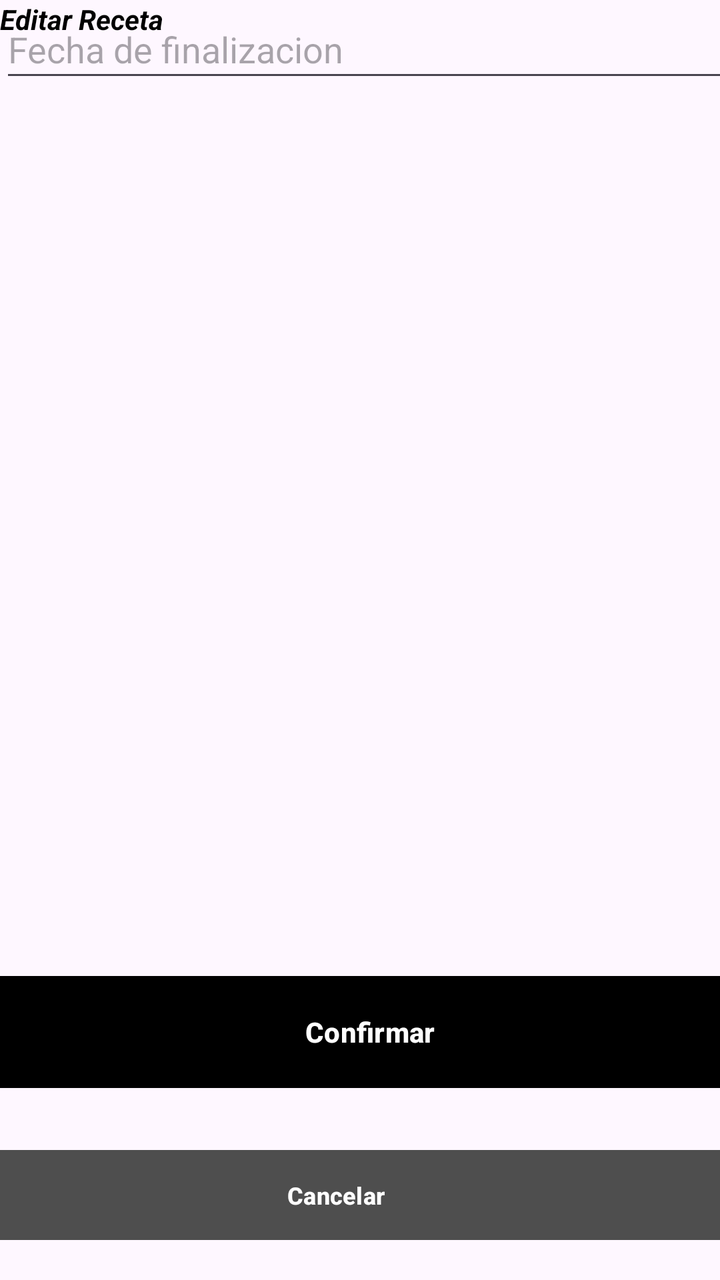
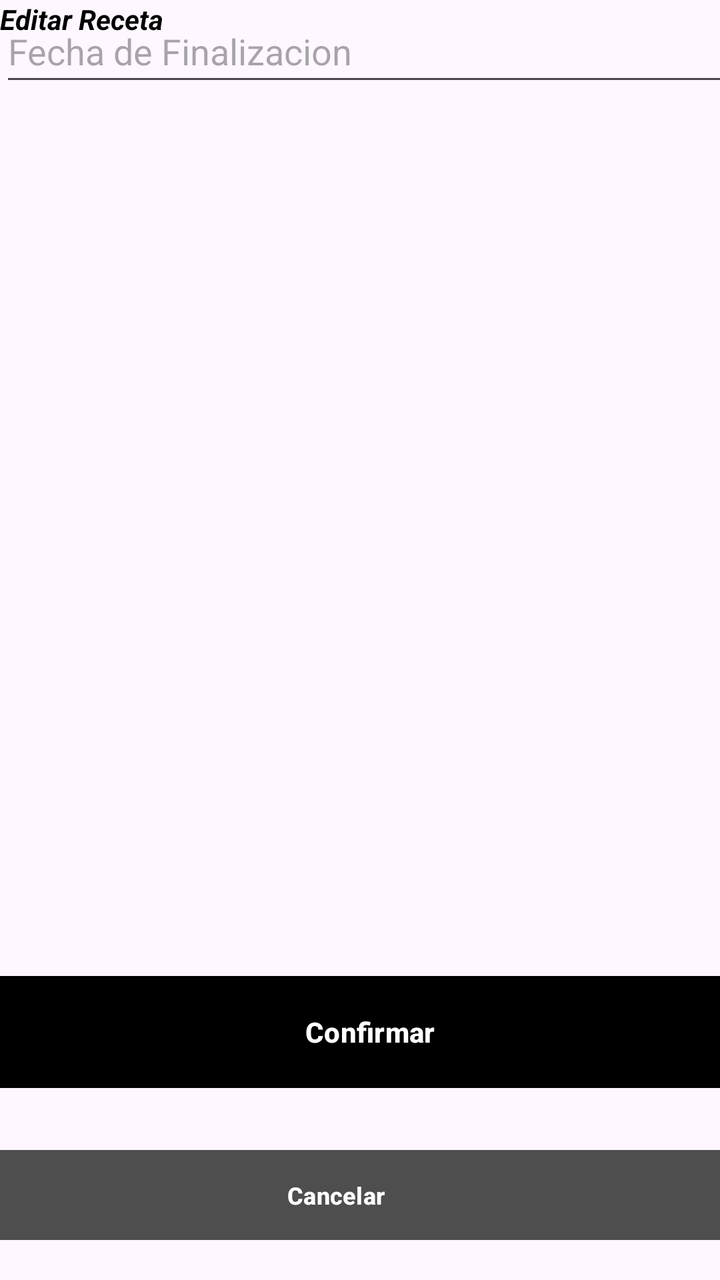

Before-and-after screenshots of an Android layout around one commit, followed by the original layout XML and the change that was made.
<!-- AndroidManifest.xml: application theme Theme.MobilesVC -->
<!-- res/layout/receta_edit_view.xml -->
<?xml version="1.0" encoding="utf-8"?>
<androidx.constraintlayout.widget.ConstraintLayout xmlns:android="http://schemas.android.com/apk/res/android"
    xmlns:app="http://schemas.android.com/apk/res-auto"
    xmlns:tools="http://schemas.android.com/tools"
    android:layout_width="match_parent"
    android:layout_height="match_parent">

    <com.google.android.material.textfield.TextInputEditText
        android:id="@+id/vFechaEdit"
        android:layout_width="364dp"
        android:layout_height="46dp"
        android:hint="Fecha de finalizacion"
        tools:layout_editor_absoluteX="16dp"
        tools:layout_editor_absoluteY="206dp" />

    <Button
        android:id="@+id/vEditReceta"
        android:layout_width="387dp"
        android:layout_height="64dp"
        android:layout_marginTop="48dp"
        android:layout_marginBottom="92dp"
        android:backgroundTint="@color/primary"
        android:paddingVertical="14dp"
        android:text="Confirmar"
        android:textStyle="bold"
        app:cornerRadius="@dimen/item_transform_image_length"
        app:layout_constraintBottom_toBottomOf="parent"
        app:layout_constraintEnd_toEndOf="parent"
        app:layout_constraintHorizontal_bias="0.333"
        app:layout_constraintStart_toStartOf="parent"
        app:layout_constraintTop_toBottomOf="@+id/etClave" />

    <TextView
        android:id="@+id/textView8"
        android:layout_width="wrap_content"
        android:layout_height="wrap_content"
        android:fontFamily="sans-serif"
        android:text="Editar Receta"
        android:textColor="#000000"
        android:textStyle="bold|italic"
        tools:layout_editor_absoluteX="130dp"
        tools:layout_editor_absoluteY="85dp"
        tools:textSize="26sp" />

    <Button
        android:id="@+id/vVolverRecetaEdit"
        android:layout_width="387dp"
        android:layout_height="53dp"
        android:layout_marginHorizontal="24dp"
        android:layout_marginTop="8dp"
        android:layout_marginBottom="16dp"
        android:backgroundTint="#4E4E4E"
        android:paddingVertical="10dp"
        android:text="Cancelar"
        android:textSize="12sp"
        android:textStyle="bold"
        android:visibility="visible"
        app:cornerRadius="@dimen/item_transform_image_length"
        app:layout_constraintBottom_toBottomOf="parent"
        app:layout_constraintEnd_toEndOf="parent"
        app:layout_constraintHorizontal_bias="0.666"
        app:layout_constraintStart_toStartOf="parent"
        app:layout_constraintTop_toBottomOf="@+id/btIniciarSesion" />
</androidx.constraintlayout.widget.ConstraintLayout>
<!-- resources referenced by this layout -->
<resources>
  <style name="Theme.MobilesVC" parent="Base.Theme.MobilesVC" />
  <style name="Base.Theme.MobilesVC" parent="Theme.Material3.DayNight.NoActionBar">
          
          
      </style>
</resources>

<!-- the commit's change to res/layout/receta_edit_view.xml (unified diff, before → after) -->
@@ -4,14 +4,6 @@
     xmlns:tools="http://schemas.android.com/tools"
     android:layout_width="match_parent"
     android:layout_height="match_parent">
-
-    <com.google.android.material.textfield.TextInputEditText
-        android:id="@+id/vFechaEdit"
-        android:layout_width="364dp"
-        android:layout_height="46dp"
-        android:hint="Fecha de finalizacion"
-        tools:layout_editor_absoluteX="16dp"
-        tools:layout_editor_absoluteY="206dp" />
 
     <Button
         android:id="@+id/vEditReceta"
@@ -61,4 +53,14 @@
         app:layout_constraintHorizontal_bias="0.666"
         app:layout_constraintStart_toStartOf="parent"
         app:layout_constraintTop_toBottomOf="@+id/btIniciarSesion" />
+
+    <EditText
+        android:id="@+id/vFechaEdit"
+        android:layout_width="366dp"
+        android:layout_height="48dp"
+        android:ems="10"
+        android:hint="Fecha de Finalizacion"
+        android:inputType="date"
+        tools:layout_editor_absoluteX="22dp"
+        tools:layout_editor_absoluteY="196dp" />
 </androidx.constraintlayout.widget.ConstraintLayout>
